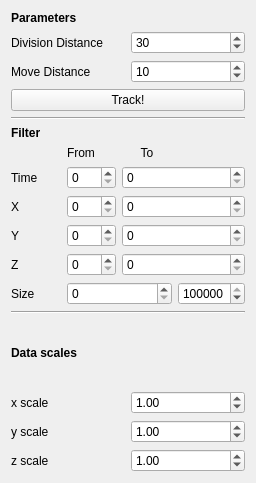
Above: ilastik/applets/tracking/drawer.ui from ilastik/ilastik before the change. Below: the same form after it.
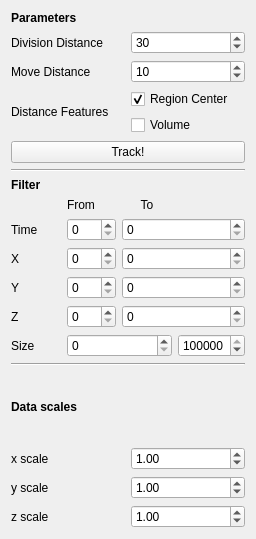
That is the form after the change.

Commit message: added to possibility to select multiple features for nearest neighbor distance

```diff
--- a/ilastik/applets/tracking/drawer.ui
+++ b/ilastik/applets/tracking/drawer.ui
@@ -7,7 +7,7 @@
     <x>0</x>
     <y>0</y>
     <width>256</width>
-    <height>483</height>
+    <height>539</height>
    </rect>
   </property>
   <property name="sizePolicy">
@@ -83,6 +83,34 @@
          </property>
         </widget>
        </item>
+       <item row="3" column="0">
+        <widget class="QLabel" name="label_4">
+         <property name="text">
+          <string>Distance Features</string>
+         </property>
+        </widget>
+       </item>
+       <item row="3" column="1">
+        <layout class="QVBoxLayout" name="verticalLayout_5">
+         <item>
+          <widget class="QCheckBox" name="comCheckBox">
+           <property name="text">
+            <string>Region Center</string>
+           </property>
+           <property name="checked">
+            <bool>true</bool>
+           </property>
+          </widget>
+         </item>
+         <item>
+          <widget class="QCheckBox" name="volCheckBox">
+           <property name="text">
+            <string>Volume</string>
+           </property>
+          </widget>
+         </item>
+        </layout>
+       </item>
       </layout>
      </item>
      <item>
```
The commit also changes 2 other files.
